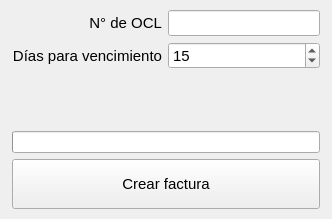
First picture: the form in ui/main.ui, repository angelogllrd/FacturaFacil, before the edit.
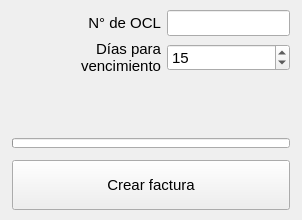
Second picture: the form after the edit. Icons and pictures are not drawn.

Commit message: cambiados mensajes de error y ui

Diff of the .ui file:
```diff
--- a/ui/main.ui
+++ b/ui/main.ui
@@ -6,10 +6,22 @@
    <rect>
     <x>0</x>
     <y>0</y>
-    <width>332</width>
-    <height>219</height>
+    <width>302</width>
+    <height>220</height>
    </rect>
   </property>
+  <property name="minimumSize">
+   <size>
+    <width>302</width>
+    <height>220</height>
+   </size>
+  </property>
+  <property name="maximumSize">
+   <size>
+    <width>302</width>
+    <height>220</height>
+   </size>
+  </property>
   <property name="windowTitle">
    <string>FacturaFácil</string>
   </property>
@@ -31,8 +43,49 @@
     <property name="bottomMargin">
      <number>10</number>
     </property>
+    <property name="verticalSpacing">
+     <number>12</number>
+    </property>
+    <item row="4" column="0">
+     <widget class="QPushButton" name="pushButton">
+      <property name="minimumSize">
+       <size>
+        <width>0</width>
+        <height>50</height>
+       </size>
+      </property>
+      <property name="maximumSize">
+       <size>
+        <width>16777215</width>
+        <height>50</height>
+       </size>
+      </property>
+      <property name="font">
+       <font>
+        <family>Segoe UI</family>
+        <pointsize>11</pointsize>
+       </font>
+      </property>
+      <property name="text">
+       <string>Crear factura</string>
+      </property>
+      <property name="icon">
+       <iconset>
+        <normaloff>../resources/icons/icon_receipt.png</normaloff>../resources/icons/icon_receipt.png</iconset>
+      </property>
+      <property name="iconSize">
+       <size>
+        <width>20</width>
+        <height>20</height>
+       </size>
+      </property>
+     </widget>
+    </item>
     <item row="0" column="0">
-     <layout class="QGridLayout" name="gridLayout_2">
+     <layout class="QGridLayout" name="gridLayout_2" columnstretch="17,14">
+      <property name="spacing">
+       <number>6</number>
+      </property>
       <item row="0" column="1">
        <widget class="QLineEdit" name="lineEdit_ocl">
         <property name="font">
@@ -97,23 +150,30 @@
      </layout>
     </item>
     <item row="1" column="0">
+     <layout class="QVBoxLayout" name="verticalLayout">
+      <property name="spacing">
+       <number>0</number>
+      </property>
+      <item>
      <widget class="QLabel" name="label_estado">
       <property name="minimumSize">
        <size>
         <width>0</width>
-        <height>50</height>
+          <height>54</height>
        </size>
       </property>
       <property name="maximumSize">
        <size>
         <width>16777215</width>
-        <height>50</height>
+          <height>54</height>
        </size>
       </property>
       <property name="font">
        <font>
-        <family>Segoe UI</family>
+          <family>Consolas</family>
         <pointsize>11</pointsize>
+          <weight>75</weight>
+          <bold>true</bold>
        </font>
       </property>
       <property name="styleSheet">
@@ -130,43 +190,20 @@
       </property>
      </widget>
     </item>
-    <item row="3" column="0">
-     <widget class="QPushButton" name="pushButton">
-      <property name="minimumSize">
-       <size>
-        <width>0</width>
-        <height>50</height>
-       </size>
-      </property>
-      <property name="maximumSize">
-       <size>
-        <width>16777215</width>
-        <height>50</height>
-       </size>
-      </property>
-      <property name="font">
-       <font>
-        <family>Segoe UI</family>
-        <pointsize>11</pointsize>
-       </font>
-      </property>
-      <property name="text">
-       <string>Crear factura</string>
-      </property>
-      <property name="icon">
-       <iconset>
-        <normaloff>../resources/icons/icon_receipt.png</normaloff>../resources/icons/icon_receipt.png</iconset>
-      </property>
-      <property name="iconSize">
-       <size>
-        <width>20</width>
-        <height>20</height>
-       </size>
-      </property>
-     </widget>
-    </item>
-    <item row="2" column="0">
+      <item>
      <widget class="QProgressBar" name="progressBar">
+        <property name="minimumSize">
+         <size>
+          <width>0</width>
+          <height>10</height>
+         </size>
+        </property>
+        <property name="maximumSize">
+         <size>
+          <width>16777215</width>
+          <height>10</height>
+         </size>
+        </property>
       <property name="value">
        <number>0</number>
       </property>
@@ -180,6 +217,8 @@
        <bool>false</bool>
       </property>
      </widget>
+      </item>
+     </layout>
     </item>
    </layout>
   </widget>
```
Lines whose indentation alone changed are shown as unchanged. The commit also changes 5 other files.
